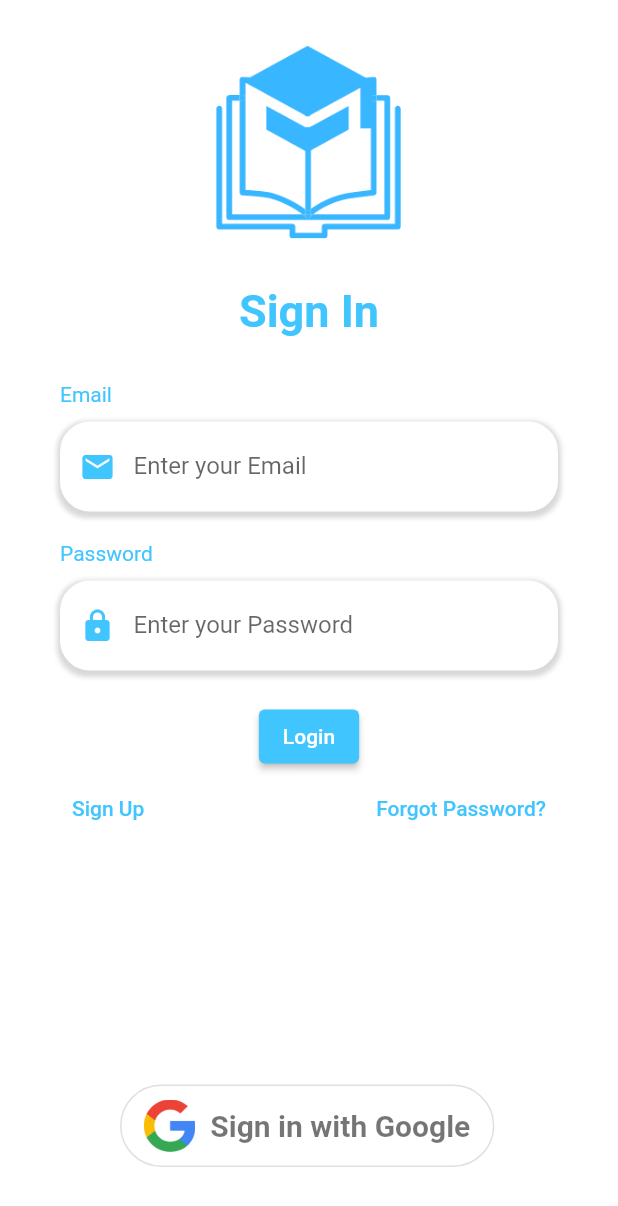
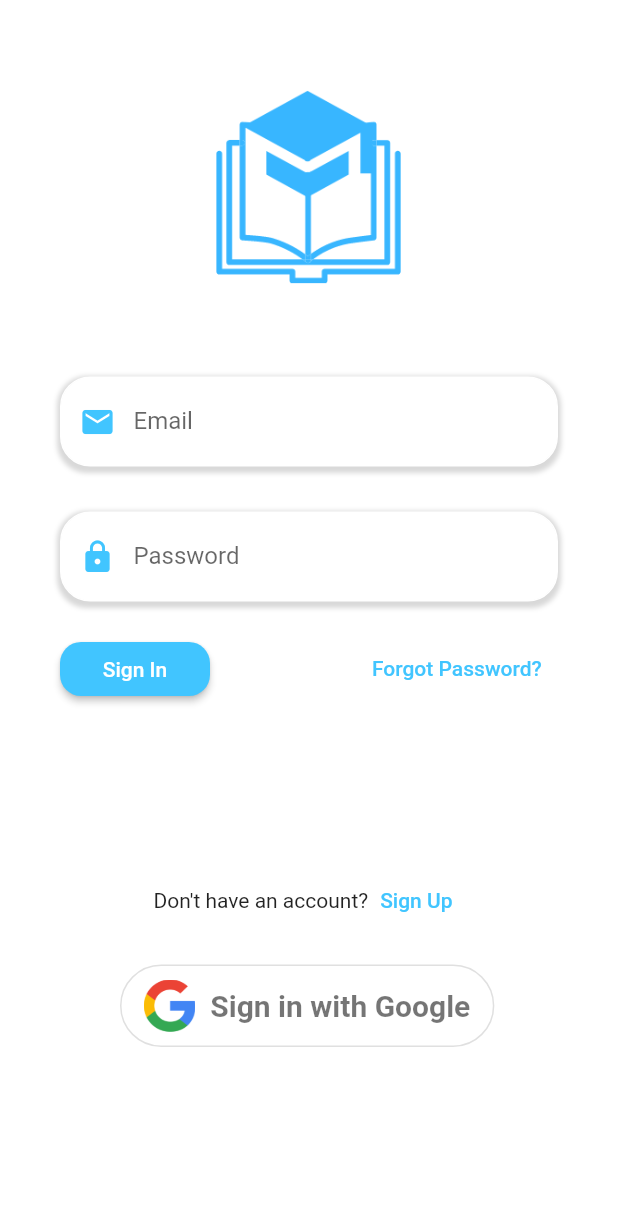
Before and after one commit to CSC4330/Borreaux, a Flutter app: the screen it shows after launch, on a phone screen of 412 x 824 dp. Shown: the top 1206 px of the screen. Run offline on Flutter 3.47's test engine with Material 2 defaults, Android fonts, the phone set to English and light mode, and no system bars; our stand-ins replace carousel_slider, firebase_auth, firebase_core, flutter_rating_bar, google_maps_flutter, google_sign_in; missing offline and left inert: cloud_firestore_platform_interface, cloud_firestore_web, filter_list, firebase_auth_platform_interface, firebase_auth_web, firebase_core_platform_interface and 3 more; accounts and stored records are empty; Roboto replaces fonts that are missing (OpenSans).

Commit message:
Update login_page.dart

```diff
--- a/borreauxapp/lib/screens/login_page.dart
+++ b/borreauxapp/lib/screens/login_page.dart
@@ -1,4 +1,5 @@
 import 'package:borreauxapp/screens/signup_page.dart';
+import 'package:flutter/cupertino.dart';
 import 'package:flutter/material.dart';
 import 'package:borreauxapp/widgets/nav_bar.dart';
 import 'package:borreauxapp/assets/colors.dart';
@@ -15,12 +16,22 @@ class _LoginPageState extends State<LoginPage> {
   @override
   Widget buildLoginButton() {
     return Column(
+      crossAxisAlignment:
+          CrossAxisAlignment.start, //moves log in box to left of its column
+
       children: <Widget>[
+        const SizedBox(
+            width: 200, // works
+            height: 1),
         ElevatedButton(
-          child: const Text('Login'),
+          child: const Text('Sign In'),
           style: ButtonStyle(
+            shape: MaterialStateProperty.all<RoundedRectangleBorder>(
+                const RoundedRectangleBorder(
+                    borderRadius: BorderRadius.all(Radius.circular(14)))),
             backgroundColor:
                 MaterialStateProperty.all<Color>(AppColor.secondaryColor),
+            fixedSize: MaterialStateProperty.all(const Size(100, 0)),
           ),
           onPressed: () {
             Navigator.push(
@@ -38,8 +49,9 @@ class _LoginPageState extends State<LoginPage> {
     return Column(
       crossAxisAlignment: CrossAxisAlignment.start,
       children: <Widget>[
-        const Text('Email', style: TextStyle(color: AppColor.secondaryColor)),
-        const SizedBox(height: 10.0),
+        // const Text('Email', style: TextStyle(color: AppColor.secondaryColor)),
+        // const SizedBox(height: 10.0),
+
         Container(
           alignment: Alignment.centerLeft,
           height: 60.0,
@@ -69,7 +81,7 @@ class _LoginPageState extends State<LoginPage> {
                 Icons.email,
                 color: AppColor.secondaryColor,
               ),
-              hintText: 'Enter your Email',
+              hintText: 'Email',
             ),
           ),
         ),
@@ -83,10 +95,10 @@ class _LoginPageState extends State<LoginPage> {
       children: <Widget>[
         Container(
           margin: const EdgeInsets.only(top: 20.0),
-          child: const Text('Password',
-              style: TextStyle(
-                color: AppColor.secondaryColor,
-              )),
+          // child: const Text('Password',
+          //     style: TextStyle(
+          //       color: AppColor.secondaryColor,
+          //     )),
         ),
         const SizedBox(height: 10.0),
         Container(
@@ -118,7 +130,7 @@ class _LoginPageState extends State<LoginPage> {
                 Icons.lock,
                 color: AppColor.secondaryColor,
               ),
-              hintText: 'Enter your Password',
+              hintText: 'Password',
             ),
           ),
         ),
@@ -128,10 +140,12 @@ class _LoginPageState extends State<LoginPage> {
 
   Widget buildForgotPasswordBtn() {
     return Container(
-      alignment: Alignment.centerRight,
+      alignment: Alignment.topLeft,
       child: TextButton(
-        child: const Text('Forgot Password?',
-            style: TextStyle(color: AppColor.secondaryColor)),
+        child: const Text('Forgot Password?'),
+        style: TextButton.styleFrom(
+          primary: AppColor.secondaryColor,
+        ),
         onPressed: () {
           Navigator.push(
             context,
@@ -176,8 +190,10 @@ class _LoginPageState extends State<LoginPage> {
                   color: AppColor.primaryColor,
                 ),
               ),
+
               Container(
                 height: double.infinity,
+
                 //in case entire screen is not visible on a different device
                 child: SingleChildScrollView(
                   physics: const AlwaysScrollableScrollPhysics(),
@@ -188,41 +204,56 @@ class _LoginPageState extends State<LoginPage> {
                     mainAxisAlignment: MainAxisAlignment.center,
                     children: <Widget>[
                       Padding(
-                        padding: EdgeInsets.all(30),
+                        padding: EdgeInsets.all(60),
                         child: Image.asset(
                           'lib/assets/images/4330logo3.png',
                           width: 130.0,
                           height: 130.0,
                         ),
                       ),
-                      const Text(
-                        'Sign In',
-                        style: TextStyle(
-                          color: AppColor.secondaryColor,
-                          fontFamily: 'OpenSans',
-                          fontSize: 30.0,
-                          fontWeight: FontWeight.bold,
-                        ),
-                      ),
-                      const SizedBox(height: 30.0),
+                      const SizedBox(height: 1.0),
                       buildEmailTextbox(),
                       buildPasswordTextbox(),
                       const SizedBox(height: 20.0),
-                      buildLoginButton(),
                       Row(
-                        mainAxisAlignment: MainAxisAlignment.spaceBetween,
                         children: <Widget>[
-                          buildSignupButton(),
-                          buildForgotPasswordBtn(),
+                          Container(
+                            height: 0.11,
+                          ),
+                          buildLoginButton(),
+                          Column(children: <Widget>[
+                            Container(
+                              height: 0.11,
+                            ),
+                            buildForgotPasswordBtn(),
+                          ])
                         ],
                       ),
+                      Row(
+                        mainAxisAlignment: MainAxisAlignment
+                            .center, //Center Row contents horizontally,
+                        crossAxisAlignment: CrossAxisAlignment
+                            .center, //Center Row contents vertically,
+
+                        children: <Widget>[
+                          Container(
+                            child: Text("Don't have an account?"),
+                          ),
+
+                          buildSignupButton(),
+                          const SizedBox(
+                              height:
+                                  260), //spaces the sign up button from the top, the higher the value the lower it goes
+                        ],
+                      )
                     ],
                   ),
                 ),
               ),
 
               Positioned(
-                bottom: 30,
+                bottom:
+                    110, //the highter the value to higher the google button moves up
                 left: 80,
                 child: FutureBuilder(
                   future: Authentication.initializeFirebase(context: context),
```
